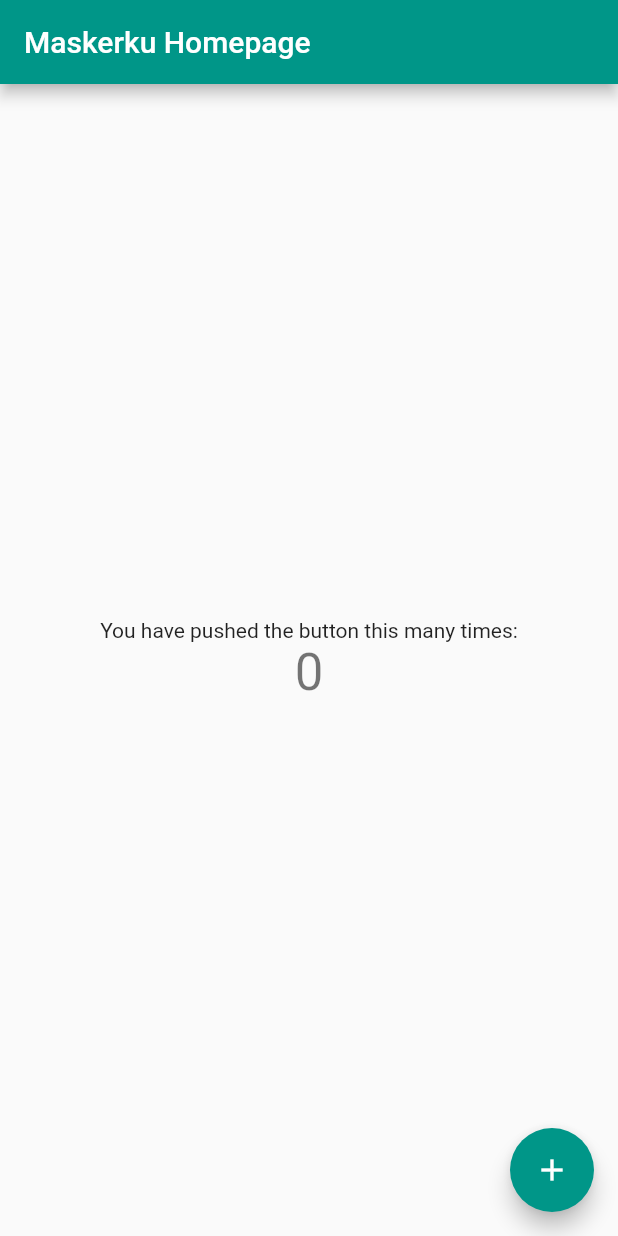
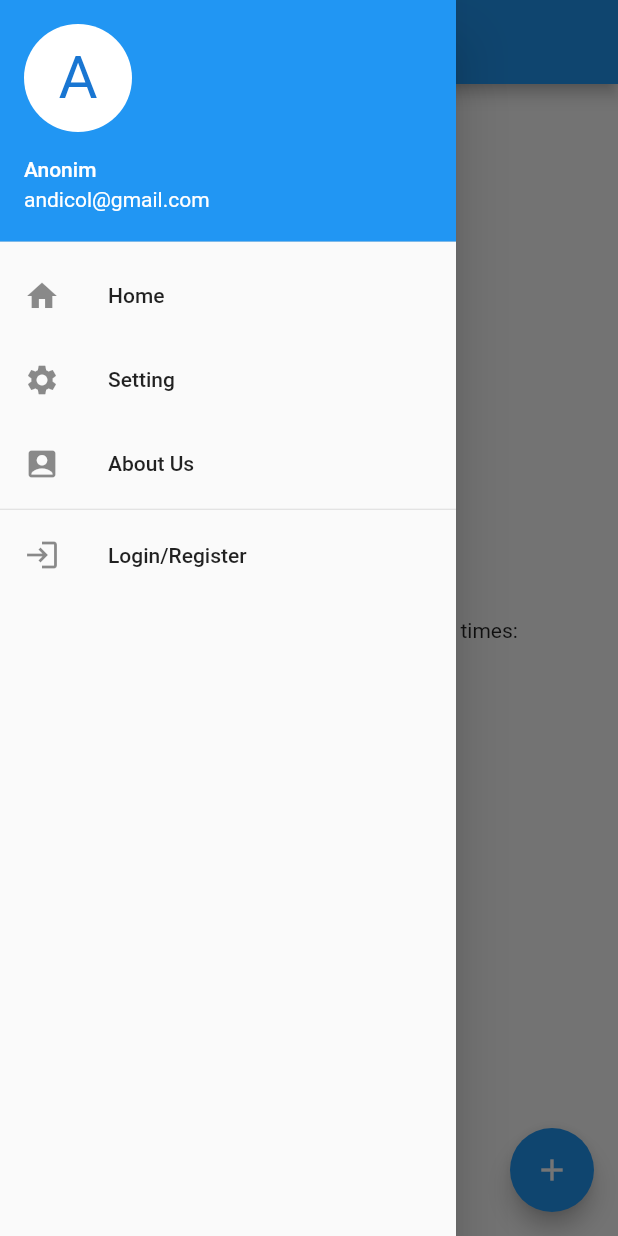
Before and after one commit to NaMLiM/Maskerku-flutter, a Flutter app: the screen it shows after launch, with the side drawer open (before the commit the screen has no drawer), on a phone screen of 412 x 824 dp. Run offline on Flutter 3.47's test engine with Material 2 defaults, Android fonts, the phone set to English and light mode, and no system bars.

```diff
--- a/lib/main.dart
+++ b/lib/main.dart
@@ -5,25 +5,12 @@ void main() {
 }
 
 class MyApp extends StatelessWidget {
-  // This widget is the root of your application.
   @override
   Widget build(BuildContext context) {
     return MaterialApp(
       title: 'Maskerku (ini title)',
       theme: ThemeData(
-        // This is the theme of your application.
-        //
-        // Try running your application with "flutter run". You'll see the
-        // application has a blue toolbar. Then, without quitting the app, try
-        // changing the primarySwatch below to Colors.green and then invoke
-        // "hot reload" (press "r" in the console where you ran "flutter run",
-        // or simply save your changes to "hot reload" in a Flutter IDE).
-        // Notice that the counter didn't reset back to zero; the application
-        // is not restarted.
-        primarySwatch: Colors.teal,
-        // This makes the visual density adapt to the platform that you run
-        // the app on. For desktop platforms, the controls will be smaller and
-        // closer together (more dense) than on mobile platforms.
+        primarySwatch: Colors.blue,
         visualDensity: VisualDensity.adaptivePlatformDensity,
       ),
       home: MyHomePage(title: 'Maskerku Homepage'),
@@ -33,15 +20,6 @@ class MyApp extends StatelessWidget {
 
 class MyHomePage extends StatefulWidget {
   MyHomePage({Key key, this.title}) : super(key: key);
-
-  // This widget is the home page of your application. It is stateful, meaning
-  // that it has a State object (defined below) that contains fields that affect
-  // how it looks.
-
-  // This class is the configuration for the state. It holds the values (in this
-  // case the title) provided by the parent (in this case the App widget) and
-  // used by the build method of the State. Fields in a Widget subclass are
-  // always marked "final".
 
   final String title;
 
@@ -54,47 +32,18 @@ class _MyHomePageState extends State<MyHomePage> {
 
   void _incrementCounter() {
     setState(() {
-      // This call to setState tells the Flutter framework that something has
-      // changed in this State, which causes it to rerun the build method below
-      // so that the display can reflect the updated values. If we changed
-      // _counter without calling setState(), then the build method would not be
-      // called again, and so nothing would appear to happen.
       _counter++;
     });
   }
 
   @override
   Widget build(BuildContext context) {
-    // This method is rerun every time setState is called, for instance as done
-    // by the _incrementCounter method above.
-    //
-    // The Flutter framework has been optimized to make rerunning build methods
-    // fast, so that you can just rebuild anything that needs updating rather
-    // than having to individually change instances of widgets.
     return Scaffold(
       appBar: AppBar(
-        // Here we take the value from the MyHomePage object that was created by
-        // the App.build method, and use it to set our appbar title.
         title: Text(widget.title),
       ),
       body: Center(
-        // Center is a layout widget. It takes a single child and positions it
-        // in the middle of the parent.
         child: Column(
-          // Column is also a layout widget. It takes a list of children and
-          // arranges them vertically. By default, it sizes itself to fit its
-          // children horizontally, and tries to be as tall as its parent.
-          //
-          // Invoke "debug painting" (press "p" in the console, choose the
-          // "Toggle Debug Paint" action from the Flutter Inspector in Android
-          // Studio, or the "Toggle Debug Paint" command in Visual Studio Code)
-          // to see the wireframe for each widget.
-          //
-          // Column has various properties to control how it sizes itself and
-          // how it positions its children. Here we use mainAxisAlignment to
-          // center the children vertically; the main axis here is the vertical
-          // axis because Columns are vertical (the cross axis would be
-          // horizontal).
           mainAxisAlignment: MainAxisAlignment.center,
           children: <Widget>[
             Text(
@@ -112,6 +61,58 @@ class _MyHomePageState extends State<MyHomePage> {
         tooltip: 'Increment',
         child: Icon(Icons.add),
       ), // This trailing comma makes auto-formatting nicer for build methods.
+      drawer: Drawer(
+        child: ListView(
+          padding: EdgeInsets.zero,
+          children: <Widget>[
+            UserAccountsDrawerHeader(
+              accountName: Text("Anonim"),
+              accountEmail: Text("andicol@gmail.com"),
+              currentAccountPicture: CircleAvatar(
+                backgroundColor:
+                    Theme.of(context).platform == TargetPlatform.iOS
+                        ? Colors.blue
+                        : Colors.white,
+                child: Text(
+                  "A",
+                  style: TextStyle(fontSize: 40.0),
+                ),
+              ),
+            ),
+            ListTile(
+              leading: Icon(Icons.home),
+              title: Text('Home'),
+              onTap: () {
+                Navigator.of(context).pop();
+              },
+            ),
+            ListTile(
+              leading: Icon(Icons.settings),
+              title: Text('Setting'),
+              onTap: () {
+                Navigator.pop(context);
+              },
+            ),
+            ListTile(
+              leading: Icon(Icons.account_box),
+              title: Text('About Us'),
+              onTap: () {
+                Navigator.pop(context);
+              },
+            ),
+            Divider(
+              height: 5.0,
+            ),
+            ListTile(
+              leading: Icon(Icons.login),
+              title: Text('Login/Register'),
+              onTap: () {
+                Navigator.pop(context);
+              },
+            ),
+          ],
+        ),
+      ),
     );
   }
 }
```
